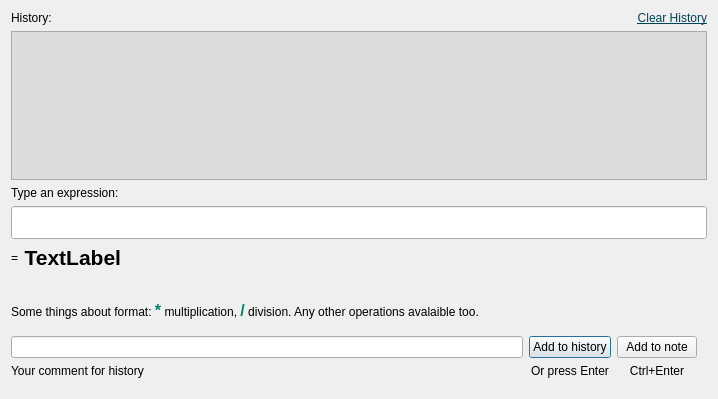
This is relacalc/qtdesign_ui/calculator_window.ui in vslobodyan/Relanotes as Qt 5 draws it before an edit. The edited form follows.
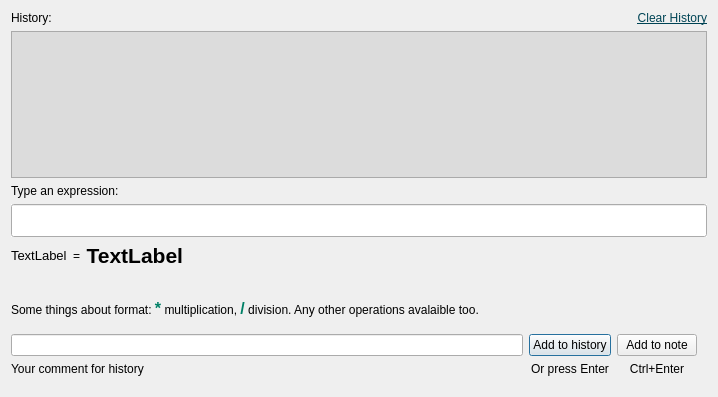
This is the edited form. Icons and pictures are not drawn.

Commit message: Добавил в RelaCalc поле очищенной формулы и умную очистку вставляемого текста, который по-умолчанию считается с операциями сложения.

What changed in the file:
```diff
--- a/relacalc/qtdesign_ui/calculator_window.ui
+++ b/relacalc/qtdesign_ui/calculator_window.ui
@@ -7,7 +7,7 @@
     <x>0</x>
     <y>0</y>
     <width>718</width>
-    <height>399</height>
+    <height>397</height>
    </rect>
   </property>
   <property name="windowTitle">
@@ -84,6 +84,18 @@
      <property name="bottomMargin">
       <number>25</number>
      </property>
+     <item>
+      <widget class="QLabel" name="labelFormula">
+       <property name="font">
+        <font>
+         <pointsize>10</pointsize>
+        </font>
+       </property>
+       <property name="text">
+        <string>TextLabel</string>
+       </property>
+      </widget>
+     </item>
      <item>
       <widget class="QLabel" name="label_2">
        <property name="text">
@@ -145,7 +157,7 @@
    <item>
     <layout class="QHBoxLayout" name="horizontalLayout_3">
      <property name="spacing">
-      <number>-1</number>
+      <number>6</number>
      </property>
      <property name="topMargin">
       <number>10</number>
```
The commit also changes 7 other files.
